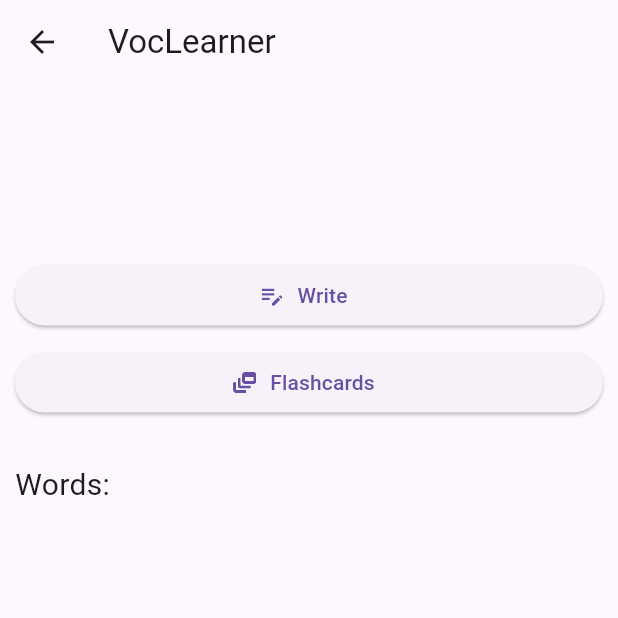
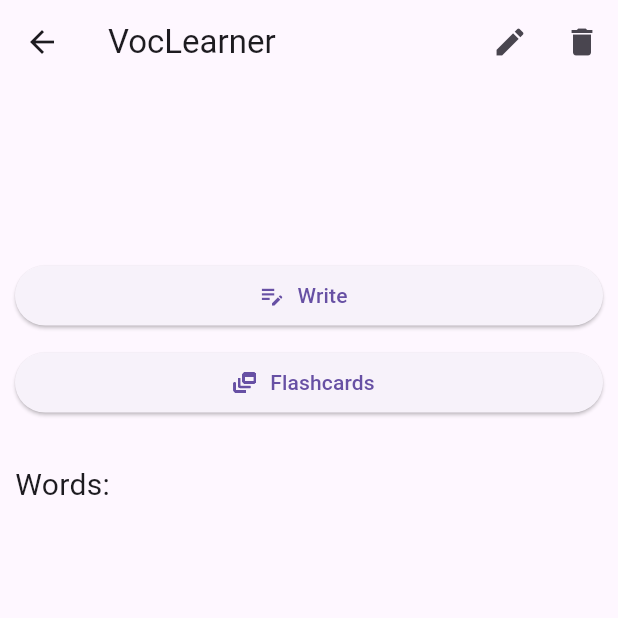
Before and after one commit to judemont/QuizFlow, a Flutter app: the VocDetailsPage screen opened directly with empty values, on a phone screen of 412 x 824 dp, the top half of it. Run offline on Flutter 3.47's test engine with Material 3 defaults, Android fonts, the light colour scheme and no system bars; our stand-ins replace sqflite, sqflite_common_ffi; accounts and stored records are empty.

Commit message:
added detail page trash and edit actions buttons

```diff
--- a/lib/widgets/voc_details_page.dart
+++ b/lib/widgets/voc_details_page.dart
@@ -36,6 +36,16 @@ class _VocDetailsPageState extends State<VocDetailsPage> {
     return Scaffold(
       appBar: AppBar(
         title: const Text("VocLearner"),
+        actions: [
+          IconButton(
+            icon: Icon(Icons.edit),
+            onPressed: () {},
+          ),
+          IconButton(
+            icon: Icon(Icons.delete),
+            onPressed: () {},
+          ),
+        ],
       ),
       body: Container(
         margin: const EdgeInsets.only(left: 10, right: 10),
```
